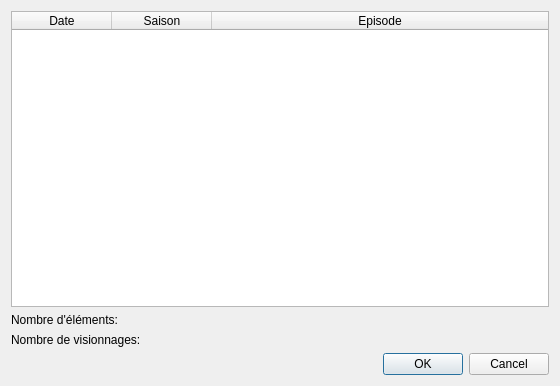
Above: src/ui/dialogs/view_history.ui from seigneurfuo/MyAnimeManager3 before the change. Below: the same form after it.
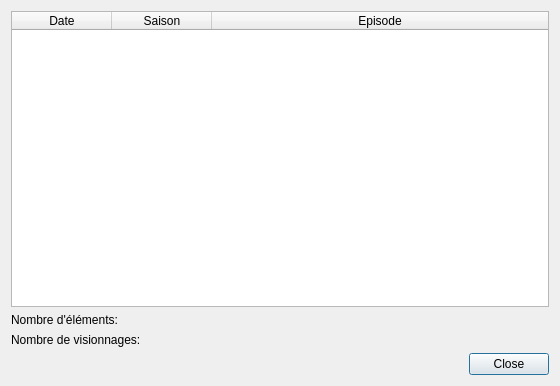
That is the form after the change. Icons and pictures are not drawn.

Commit message: Remplacement des boutons OK : Annuler par un bouton fermer sur certaines fenetres popup.

The edit to the form file:
```diff
--- a/src/ui/dialogs/view_history.ui
+++ b/src/ui/dialogs/view_history.ui
@@ -72,7 +72,7 @@
       <enum>Qt::Horizontal</enum>
      </property>
      <property name="standardButtons">
-      <set>QDialogButtonBox::Cancel|QDialogButtonBox::Ok</set>
+      <set>QDialogButtonBox::Close</set>
      </property>
     </widget>
    </item>
```
The commit also changes 1 other file.
